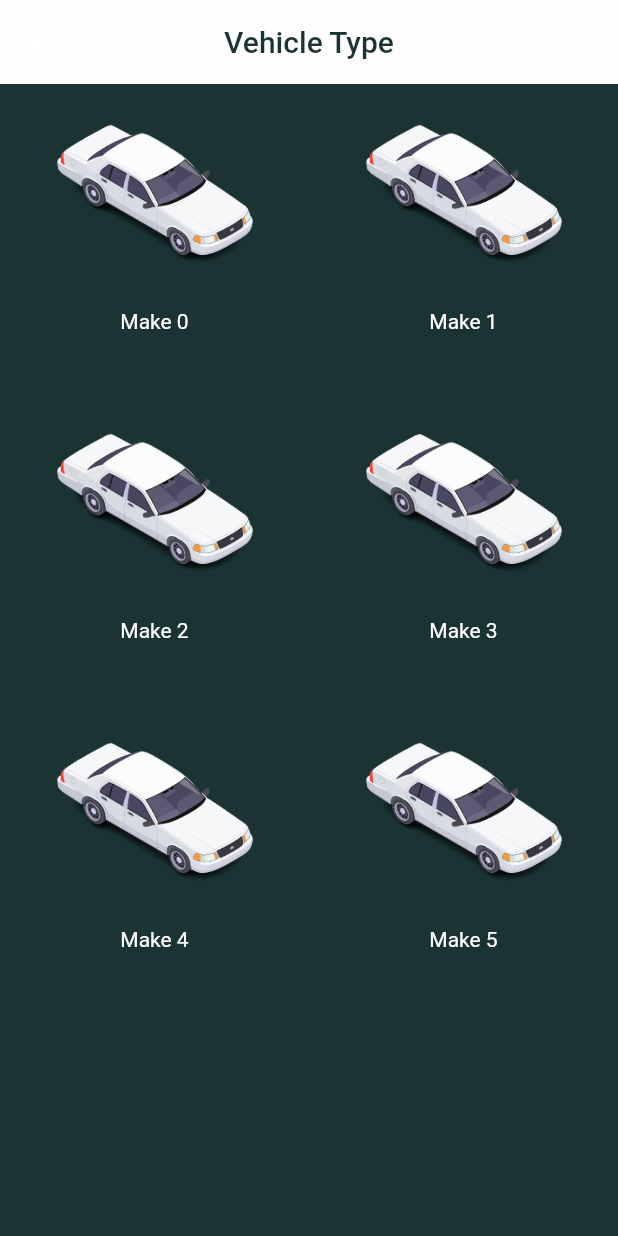
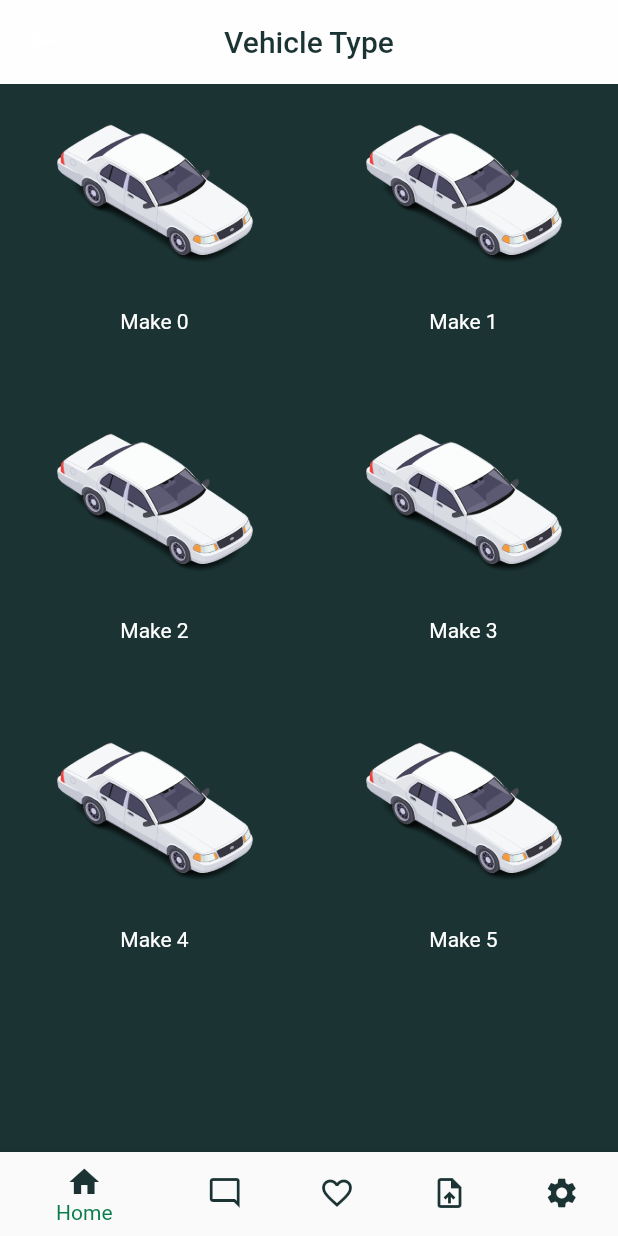
Before and after one commit to mkenlo/project_auto_design, a Flutter app: the VehicleListScreen screen opened directly, on a phone screen of 412 x 824 dp. Run offline on Flutter 3.47's test engine with Material 2 defaults, Android fonts, the phone set to English and light mode, and no system bars.

Commit message:
added bottom navbar to VehiclePage

```diff
--- a/lib/screens/vehicle_list_screen.dart
+++ b/lib/screens/vehicle_list_screen.dart
@@ -1,6 +1,8 @@
 import 'package:flutter/material.dart';
+import 'package:project_auto_design/widgets/custom_bottom_navbar.dart';
 
 import '../values/colors.dart';
+import 'home_screen.dart';
 
 class VehicleListScreen extends StatefulWidget {
   String searchQuery;
@@ -15,15 +17,39 @@ class VehicleListScreen extends StatefulWidget {
 }
 
 class _VehicleListScreenState extends State<VehicleListScreen> {
+  int _selectedIndex = 0;
+
+  void _onItemTapped(int index) {
+    setState(() {
+      _selectedIndex = index;
+    });
+  }
+
+  Widget _getPage(int index) {
+    if (index != 0) return _emptyScreen();
+    return Home();
+  }
+
+  Widget _emptyScreen() {
+    return Scaffold(
+        appBar: AppBar(
+            backgroundColor: APP_BG,
+            elevation: 0.0,
+            centerTitle: true,
+            title: Text("Intentionally left Blank")));
+  }
+
   @override
   Widget build(BuildContext context) {
     return Scaffold(
-        appBar: AppBar(
-            elevation: 0.0,
-            centerTitle: true,
-            backgroundColor: Colors.white70,
-            title: Text("Vehicle Type", style: TextStyle(color: APP_BG))),
-        body: Container(color: APP_BG, child: _buildGrid()));
+      appBar: AppBar(
+          elevation: 0.0,
+          centerTitle: true,
+          backgroundColor: Colors.white70,
+          title: Text("Vehicle Type", style: TextStyle(color: APP_BG))),
+      body: Container(color: APP_BG, child: _buildGrid()),
+      bottomNavigationBar: CustomBottomNavBar(_selectedIndex, _onItemTapped),
+    );
   }
 
   Widget _buildGrid() {
```
